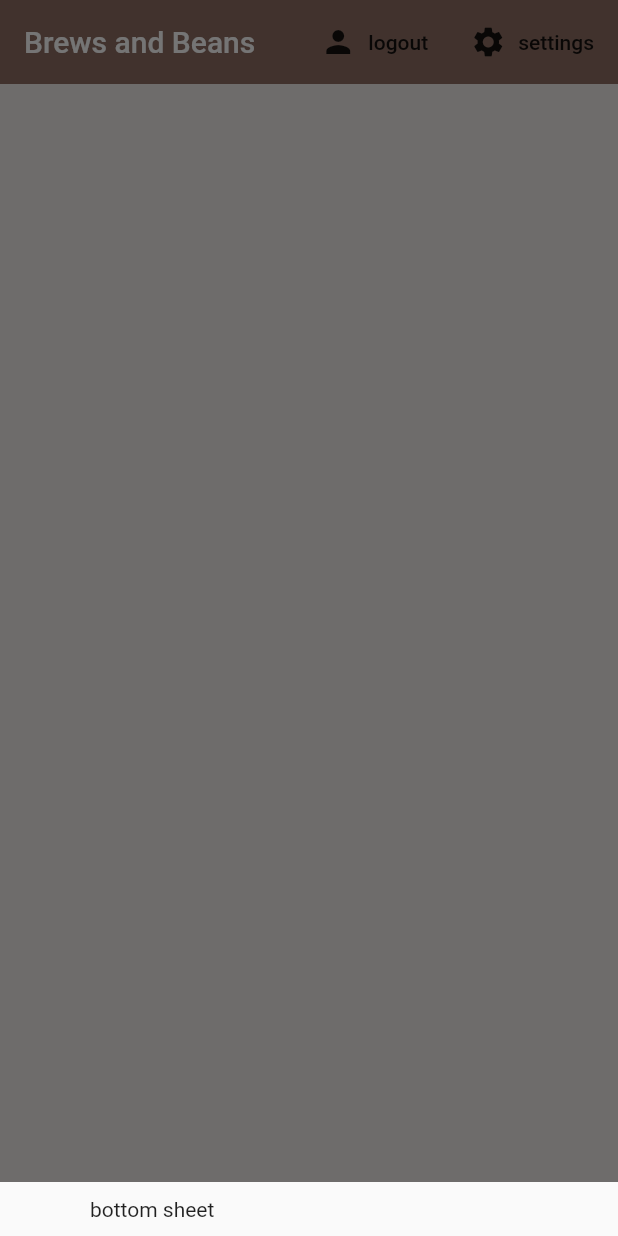
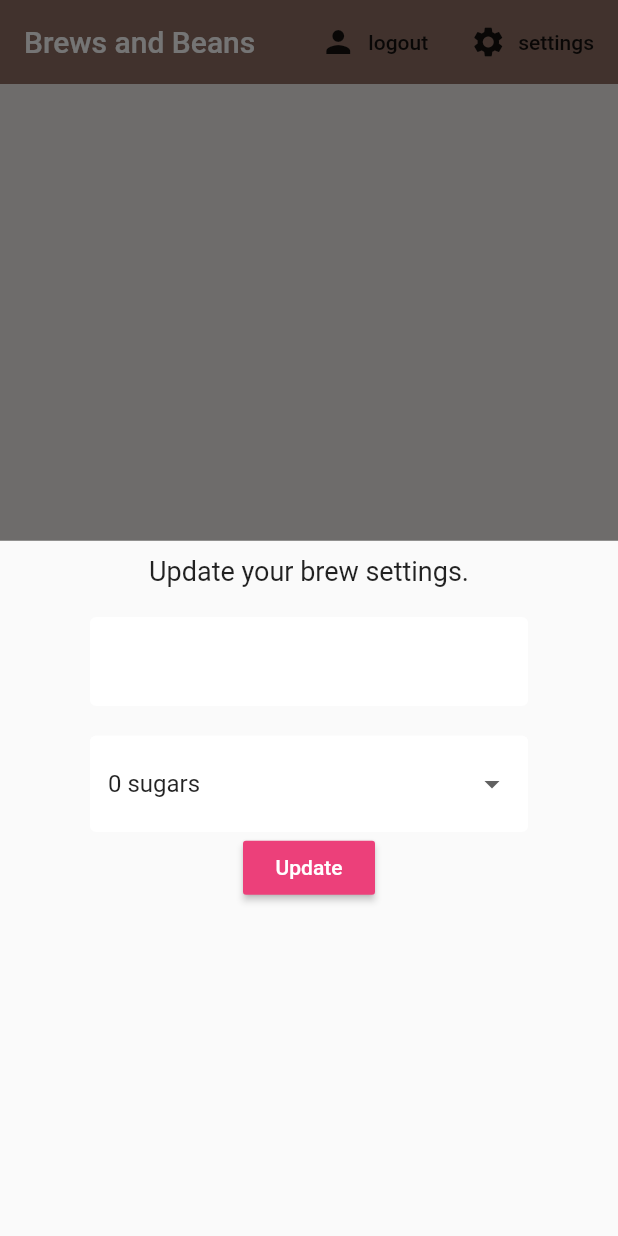
Before and after one commit to ChrisNosowsky/flutter-firebase-brews-and-beans, a Flutter app: the screen it shows once a user with an empty profile is signed in, after a tap on "settings", on a phone screen of 412 x 824 dp. Run offline on Flutter 3.47's test engine with Material 2 defaults, Android fonts, the phone set to English and light mode, and no system bars; our stand-ins replace cloud_firestore, firebase_auth, flutter_spinkit; accounts and stored records are empty.

Commit message:
Dropdown included to update sugar preference

```diff
--- a/lib/screens/home/home.dart
+++ b/lib/screens/home/home.dart
@@ -1,4 +1,5 @@
 import 'package:coffee_brew/models/brew.dart';
+import 'package:coffee_brew/screens/home/settings_form.dart';
 import 'package:coffee_brew/services/auth.dart';
 import 'package:flutter/material.dart';
 import 'package:coffee_brew/services/database.dart';
@@ -16,7 +17,7 @@ class Home extends StatelessWidget {
       showModalBottomSheet(context: context, builder: (context) {
         return Container (
           padding: EdgeInsets.symmetric(vertical: 10.0, horizontal: 60.0),
-          child: Text('bottom sheet'),
+          child: SettingsForm(),
         );
       });
     }
--- /dev/null
+++ b/lib/screens/home/settings_form.dart
@@ -0,0 +1,66 @@
+import 'package:flutter/material.dart';
+import 'package:coffee_brew/shared/constants.dart';
+
+
+class SettingsForm extends StatefulWidget {
+  @override
+  _SettingsFormState createState() => _SettingsFormState();
+}
+
+class _SettingsFormState extends State<SettingsForm> {
+
+  final _formKey = GlobalKey<FormState>();
+  final List<String> sugars = ['0', '1', '2', '3', '4'];
+
+  // form values
+  String _currentName;
+  String _currentSugars;
+  int _currentStrength;
+
+  @override
+  Widget build(BuildContext context) {
+    return Form(
+      key: _formKey,
+      child: Column(
+        children: <Widget>[
+          Text(
+            'Update your brew settings.',
+            style: TextStyle(fontSize: 18.0),
+          ),
+          SizedBox(height: 20.0),
+          TextFormField(
+            decoration: textInputDecoration,
+            validator: (val) => val.isEmpty ? 'Please enter a name' : null,
+            onChanged: (val) => setState(() => _currentName = val),
+          ),
+          SizedBox(height: 20.0),
+          //dropdown
+          DropdownButtonFormField(
+            decoration: textInputDecoration,
+            value: _currentSugars ?? '0',
+            items: sugars.map((sugar) {
+              return DropdownMenuItem(
+                value: sugar,
+                child: Text('$sugar sugars'),
+              );
+            }).toList(),
+            onChanged: (val) => setState(() => _currentSugars = val),
+          ),
+          //slider
+          RaisedButton(
+            color: Colors.pink[400],
+            child: Text(
+              'Update',
+              style: TextStyle(color: Colors.white),
+            ),
+            onPressed: () async {
+              print(_currentName);
+              print(_currentSugars);
+              print(_currentStrength);
+            },
+          )
+        ]
+      ),
+    );
+  }
+}
```
